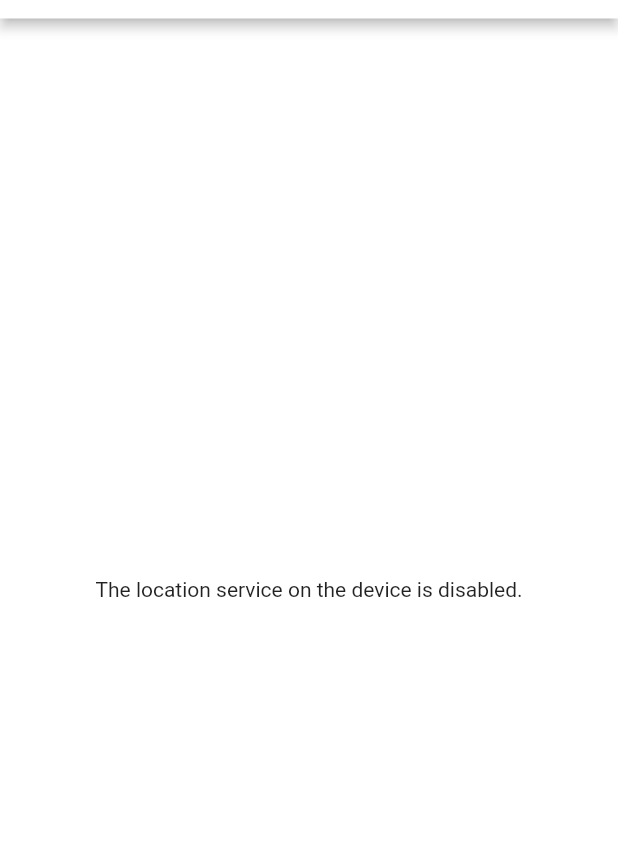
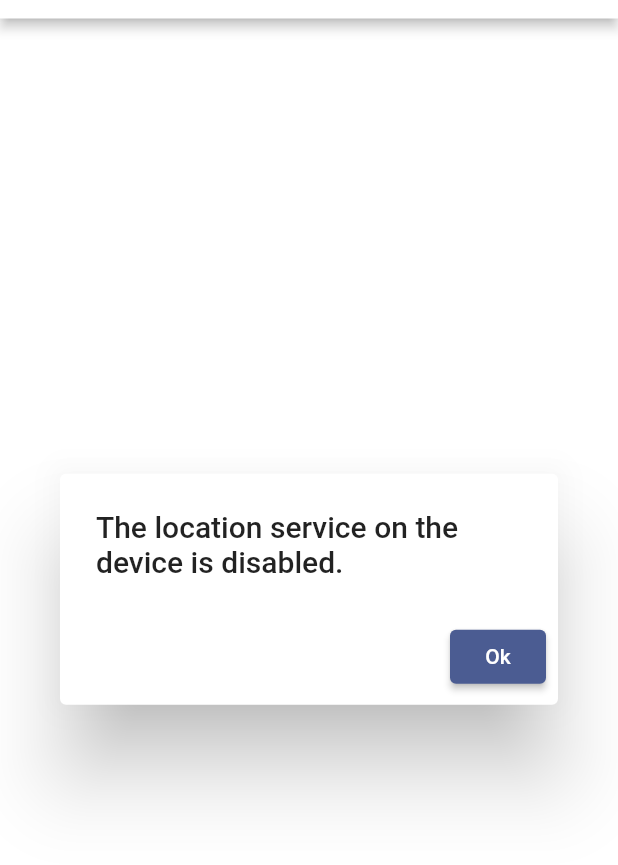
Before and after one commit to Gegerout/oech_app, a Flutter app: the SendPackagePage screen opened directly, on a phone screen of 412 x 824 dp, the part 76-941 px from its top. Run offline on Flutter 3.47's test engine with Material 2 defaults, Android fonts, the phone set to English and light mode, and no system bars; our stand-ins replace cached_network_image, connectivity_plus, dots_indicator, flutter_map, flutter_riverpod, geolocator and 5 more; missing offline and left inert: geocoding_resolver, gotrue; accounts and stored records are empty; statements that could not run were skipped.

Commit message:
session-5

```diff
--- a/lib/home/presentation/pages/send_package_page.dart
+++ b/lib/home/presentation/pages/send_package_page.dart
@@ -377,8 +377,15 @@ class _SendPackagePageState extends ConsumerState<SendPackagePage> {
             );
           },
           error: (error, stacktrace) {
-            return Center(
-              child: Text(error.toString()),
+            return AlertDialog(
+              title: Text(error.toString()),
+              actions: [
+                ElevatedButton(
+                    onPressed: () {
+                      Navigator.pop(context);
+                    },
+                    child: const Text("Ok"))
+              ],
             );
           },
           loading: () => const Center(
```
Also changed, not shown: lib/home/presentation/pages/book_rider_page.dart (+3 -6 lines), lib/home/presentation/pages/call_page.dart (+3 -6 lines), lib/home/presentation/pages/rider_profile_page.dart (+3 -6 lines), lib/home/presentation/pages/track_page.dart (+3 -6 lines).
